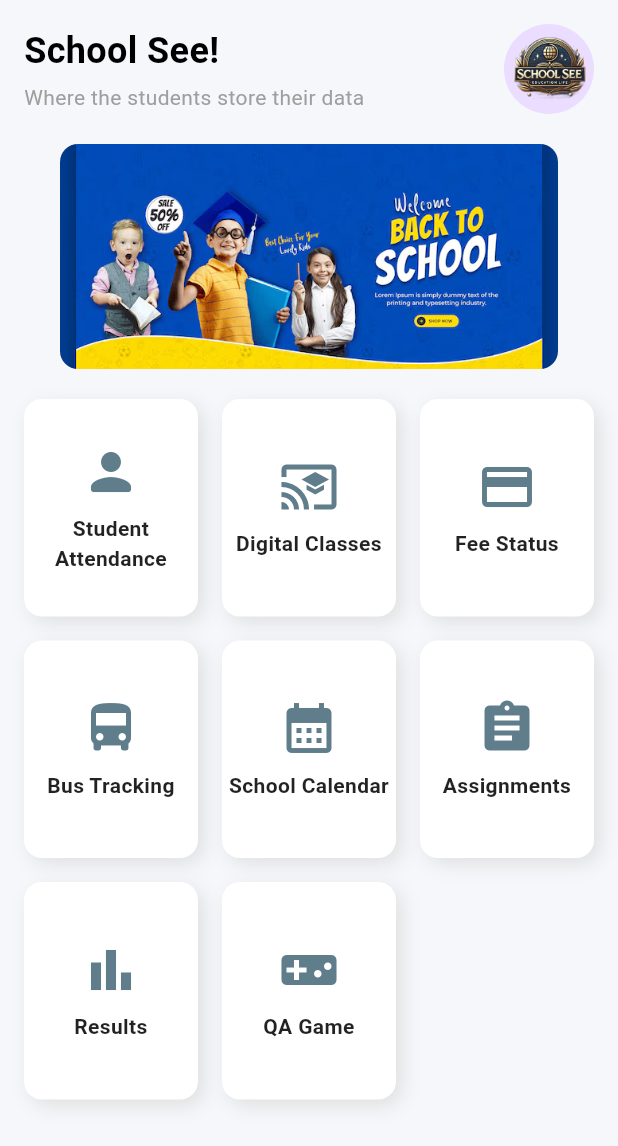
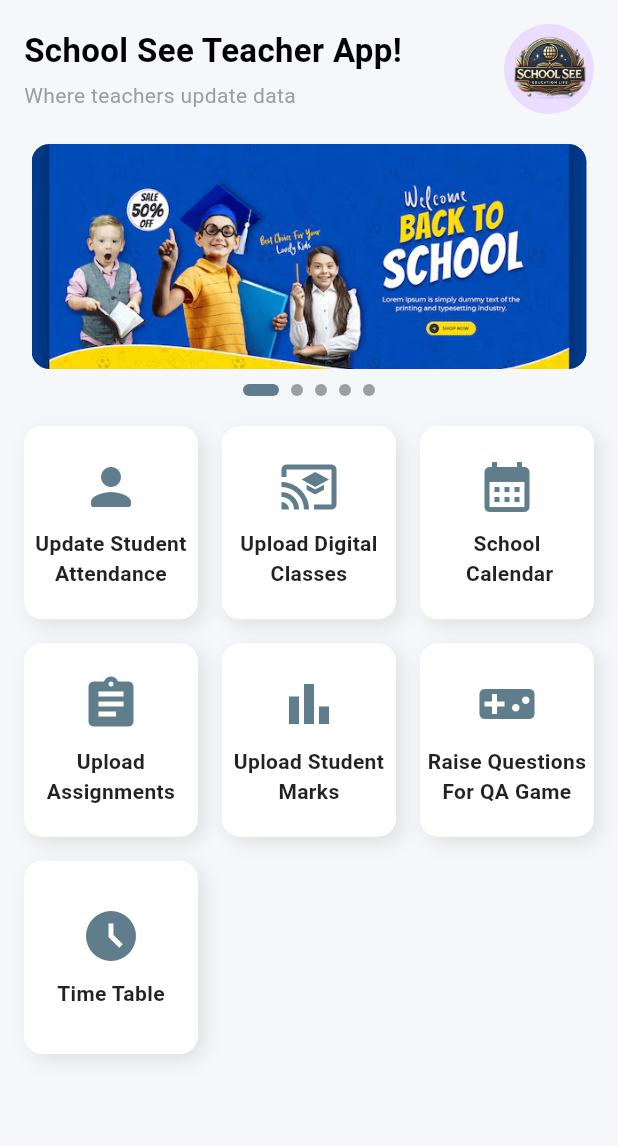
Before and after one commit to white-hacker-irfu/school_see_app_final, a Flutter app: the DashboardScreen screen opened directly, on a phone screen of 412 x 824 dp. Shown: the top 1146 px of the screen. Run offline on Flutter 3.47's test engine with Material 3 defaults, Android fonts, the phone set to English and light mode, and no system bars; drawn by our look-alikes of carousel_slider, smooth_page_indicator; our stand-ins replace curved_navigation_bar, flutter_map, flutter_svg, latlong2, percent_indicator; Roboto replaces fonts that are missing (Arial).

Commit message:
Build the teachers app and mad ethe notifications ui

```diff
--- a/lib/dashboard_screen.dart
+++ b/lib/dashboard_screen.dart
@@ -1,5 +1,6 @@
 import 'package:flutter/material.dart';
 import 'package:carousel_slider/carousel_slider.dart';
+import 'package:smooth_page_indicator/smooth_page_indicator.dart'; // For indicator
 import 'attendence_page.dart';
 import 'digitalclasses.dart';
 import 'fee_status.dart';
@@ -8,38 +9,27 @@
 import 'navigation.dart';
 import 'qa-game.dart';
 
-void main() {
-  runApp(const MyApp());
+class DashboardScreen extends StatefulWidget {
+  const DashboardScreen({Key? key}) : super(key: key); // Added Key? key
+
+  @override
+  _DashboardScreenState createState() => _DashboardScreenState();
 }
 
-class MyApp extends StatelessWidget {
-  const MyApp({super.key});
+class _DashboardScreenState extends State<DashboardScreen> {
+  final CarouselController _carouselController = CarouselController();
+  int _currentIndex = 0;
+
+  final List<String> carouselImages = [
+    'assets/images/school.png',
+    'assets/images/school1.png',
+    'assets/images/sports.png',
+    'assets/images/school.png',
+    'assets/images/school1.png',
+  ];
 
   @override
   Widget build(BuildContext context) {
-    return MaterialApp(
-      title: 'Dashboard Screen',
-      theme: ThemeData(
-        primarySwatch: Colors.blue,
-      ),
-      home: const DashboardScreen(),
-    );
-  }
-}
-
-class DashboardScreen extends StatelessWidget {
-  const DashboardScreen({super.key});
-
-  @override
-  Widget build(BuildContext context) {
-    // Image constants
-    const String schoolImage = 'assets/images/school.png';
-    const String school1Image = 'assets/images/school1.png';
-    const String sportsImage = 'assets/images/sports.png';
-
-    // Carousel image list
-    final List<String> carouselImages = [schoolImage, school1Image, sportsImage];
-
     return Scaffold(
       backgroundColor: const Color(0xFFF5F7FB),
       body: SafeArea(
@@ -56,16 +46,16 @@
                     crossAxisAlignment: CrossAxisAlignment.start,
                     children: [
                       Text(
-                        'School See!',
+                        'School See Teacher App!',
                         style: TextStyle(
-                          fontSize: 24,
+                          fontSize: 22,
                           fontWeight: FontWeight.bold,
                           color: Colors.black,
                         ),
                       ),
                       SizedBox(height: 4),
                       Text(
-                        'Where the students store their data',
+                        'Where teachers update data',
                         style: TextStyle(color: Colors.grey, fontSize: 14),
                       ),
                     ],
@@ -76,18 +66,11 @@
                   ),
                 ],
               ),
+
               const SizedBox(height: 20),
+
               // Carousel Slider
               CarouselSlider(
-                options: CarouselOptions(
-                  height: 150.0,
-                  autoPlay: true,
-                  autoPlayInterval: const Duration(seconds: 2),
-                  autoPlayAnimationDuration: const Duration(milliseconds: 800),
-                  autoPlayCurve: Curves.fastOutSlowIn,
-                  enlargeCenterPage: true,
-                  viewportFraction: 0.9,
-                ),
                 items: carouselImages.map((imageUrl) {
                   return Builder(
                     builder: (BuildContext context) {
@@ -105,18 +88,49 @@
                     },
                   );
                 }).toList(),
+                options: CarouselOptions(
+                  height: 150.0,
+                  autoPlay: true,
+                  autoPlayInterval: const Duration(seconds: 2),
+                  autoPlayAnimationDuration: const Duration(milliseconds: 800),
+                  autoPlayCurve: Curves.fastOutSlowIn,
+                  enlargeCenterPage: false,
+                  viewportFraction: 1.0,
+                  onPageChanged: (index, reason) {
+                    setState(() {
+                      _currentIndex = index;
+                    });
+                  },
+                ),
               ),
+
+              const SizedBox(height: 10),
+
+              // Smooth Page Indicator
+              Center(
+                child: AnimatedSmoothIndicator(
+                  activeIndex: _currentIndex,
+                  count: carouselImages.length,
+                  effect: const ExpandingDotsEffect(
+                    dotHeight: 8,
+                    dotWidth: 8,
+                    activeDotColor: Colors.blueGrey,
+                  ),
+                ),
+              ),
+
               const SizedBox(height: 20),
+
               // Dashboard Items
               Expanded(
                 child: GridView.count(
                   crossAxisCount: 3,
                   crossAxisSpacing: 16,
                   mainAxisSpacing: 16,
-                  childAspectRatio: 0.8,
+                  childAspectRatio: 0.9,
                   children: [
                     _DashboardCard(
-                      title: 'Student Attendance',
+                      title: 'Update Student Attendance',
                       icon: Icons.person_rounded,
                       onTap: () {
                         Navigator.push(
@@ -128,7 +142,7 @@
                       },
                     ),
                     _DashboardCard(
-                      title: 'Digital Classes',
+                      title: 'Upload Digital Classes',
                       icon: Icons.cast_for_education,
                       onTap: () {
                         Navigator.push(
@@ -140,31 +154,7 @@
                       },
                     ),
                     _DashboardCard(
-                      title: 'Fee Status',
-                      icon: Icons.payment,
-                      onTap: () {
-                        Navigator.push(
-                          context,
-                          MaterialPageRoute(
-                            builder: (context) => Navigation(initialScreen: FeeStatusPage()),
-                          ),
-                        );
-                      },
-                    ),
-                    _DashboardCard(
-                      title: 'Bus Tracking',
-                      icon: Icons.directions_bus,
-                      onTap: () {
-                        Navigator.push(
-                          context,
-                          MaterialPageRoute(
-                            builder: (context) => Navigation(initialScreen: BusTrackingScreen()),
-                          ),
-                        );
-                      },
-                    ),
-                    _DashboardCard(
-                      title: 'School Calendar',
+                      title: 'School \n Calendar',
                       icon: Icons.calendar_month,
                       onTap: () {
                         Navigator.push(
@@ -176,7 +166,7 @@
                       },
                     ),
                     _DashboardCard(
-                      title: 'Assignments',
+                      title: 'Upload Assignments',
                       icon: Icons.assignment,
                       onTap: () {
                         Navigator.push(
@@ -188,7 +178,7 @@
                       },
                     ),
                     _DashboardCard(
-                      title: 'Results',
+                      title: 'Upload Student Marks',
                       icon: Icons.bar_chart,
                       onTap: () {
                         Navigator.push(
@@ -200,13 +190,25 @@
                       },
                     ),
                     _DashboardCard(
-                      title: 'QA Game',
+                      title: 'Raise Questions For QA Game',
                       icon: Icons.videogame_asset,
                       onTap: () {
                         Navigator.push(
                           context,
                           MaterialPageRoute(
                             builder: (context) => Navigation(initialScreen: QAExamScreen()),
+                          ),
+                        );
+                      },
+                    ),
+                    _DashboardCard(
+                      title: 'Time Table',
+                      icon: Icons.access_time_filled,
+                      onTap: () {
+                        Navigator.push(
+                          context,
+                          MaterialPageRoute(
+                            builder: (context) => Navigation(initialScreen: const PlaceholderScreen(title: 'Time Table')),
                           ),
                         );
                       },
@@ -228,10 +230,11 @@
   final VoidCallback onTap;
 
   const _DashboardCard({
+    Key? key, // Added Key? key
     required this.title,
     required this.icon,
     required this.onTap,
-  });
+  }) : super(key: key);
 
   @override
   Widget build(BuildContext context) {
@@ -273,7 +276,7 @@
 class PlaceholderScreen extends StatelessWidget {
   final String title;
 
-  const PlaceholderScreen({required this.title, super.key});
+  const PlaceholderScreen({Key? key, required this.title}) : super(key: key); // Added Key? key
 
   @override
   Widget build(BuildContext context) {
--- a/lib/main.dart
+++ b/lib/main.dart
@@ -1,5 +1,5 @@
 import 'package:flutter/material.dart';
-import 'package:school_see/dashboard_screen.dart';
+import 'package:school_see_teacher/dashboard_screen.dart';
 import 'registrationpage.dart';
 import 'reset-password.dart';
 import 'navigation.dart';
@@ -15,7 +15,7 @@
   @override
   Widget build(BuildContext context) {
     return MaterialApp(
-      title: 'School See - Parent Login',
+      title: 'School See - Teacher Login',
       debugShowCheckedModeBanner: false,
       theme: ThemeData(
         primaryColor: Colors.blueGrey,
@@ -91,7 +91,7 @@
                   children: [
                     // Login Title
                     const Text(
-                      'Parent Login',
+                      'Teacher Login',
                       textAlign: TextAlign.center,
                       style: TextStyle(
                         fontSize: 24,
--- a/lib/reset-password.dart
+++ b/lib/reset-password.dart
@@ -94,8 +94,8 @@
                     _buildPasswordField('Confirm Password',
                         confirmPasswordController, 'Re-Enter Password'),
                     const SizedBox(height: 2),
-                    _buildTextField('Parent Number ', parentNumberController,
-                        'Enter Parent Number '),
+                    _buildTextField('Phone Number ', parentNumberController,
+                        'Enter Phone Number '),
                     const SizedBox(height: 10),
                     Align(
                       alignment: Alignment.centerRight,
--- a/lib/studentdetails_page.dart
+++ b/lib/studentdetails_page.dart
@@ -10,7 +10,7 @@
   @override
   Widget build(BuildContext context) {
     return MaterialApp(
-      title: 'Student Profile',
+      title: 'Teacher Profile',
       theme: ThemeData.light(), // Default light theme
       darkTheme: ThemeData.dark(), // Dark theme
       themeMode: ThemeMode.system, // Follows system theme
@@ -39,7 +39,7 @@
   Widget build(BuildContext context) {
     return Scaffold(
       appBar: AppBar(
-        title: Text('Student Profile'),
+        title: Text('Teacher Profile'),
         actions: [
           Switch(
             value: _isDarkMode,
--- a/pubspec.yaml
+++ b/pubspec.yaml
@@ -1,4 +1,4 @@
-name: school_see
+name: school_see_teacher
 description: "A new Flutter project."
 # The following line prevents the package from being accidentally published to
 # pub.dev using `flutter pub publish`. This is preferred for private packages.
@@ -39,6 +39,8 @@
   percent_indicator: ^4.2.2
   flutter_map: ^5.0.0
   latlong2: 0.9.1
+  smooth_page_indicator: ^1.1.0 # Use the latest version
+  flutter_svg: ^2.0.0
 
 
 dev_dependencies:
@@ -93,6 +95,7 @@
     - assets/images/vector.jpg
     - assets/images/otp-security.png
     - assets/images/forgot_password.png
+    - assets/images/notifications.svg
 
 
 
```
Also changed, not shown: lib/navigation.dart (+25 -24 lines), lib/notifications.dart (added, +108 -0 lines), lib/registrationpage.dart (+4 -9 lines), assets/images/notifications.png (added), assets/images/notifications.svg (added), pubspec.lock, 3 other files.
